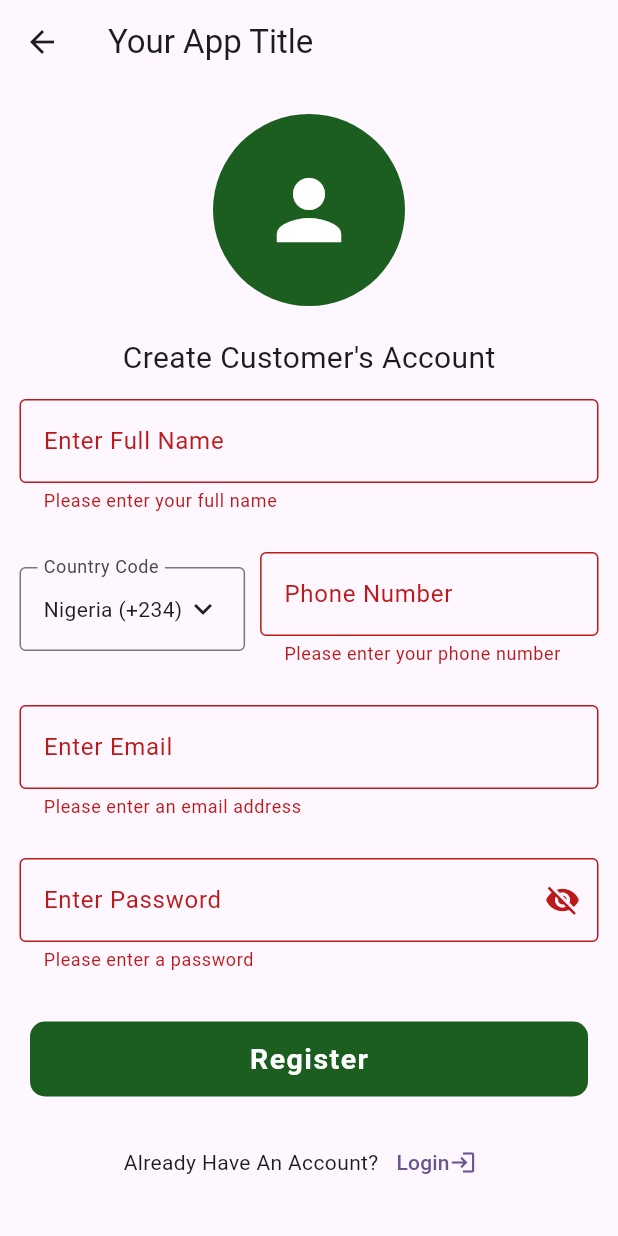
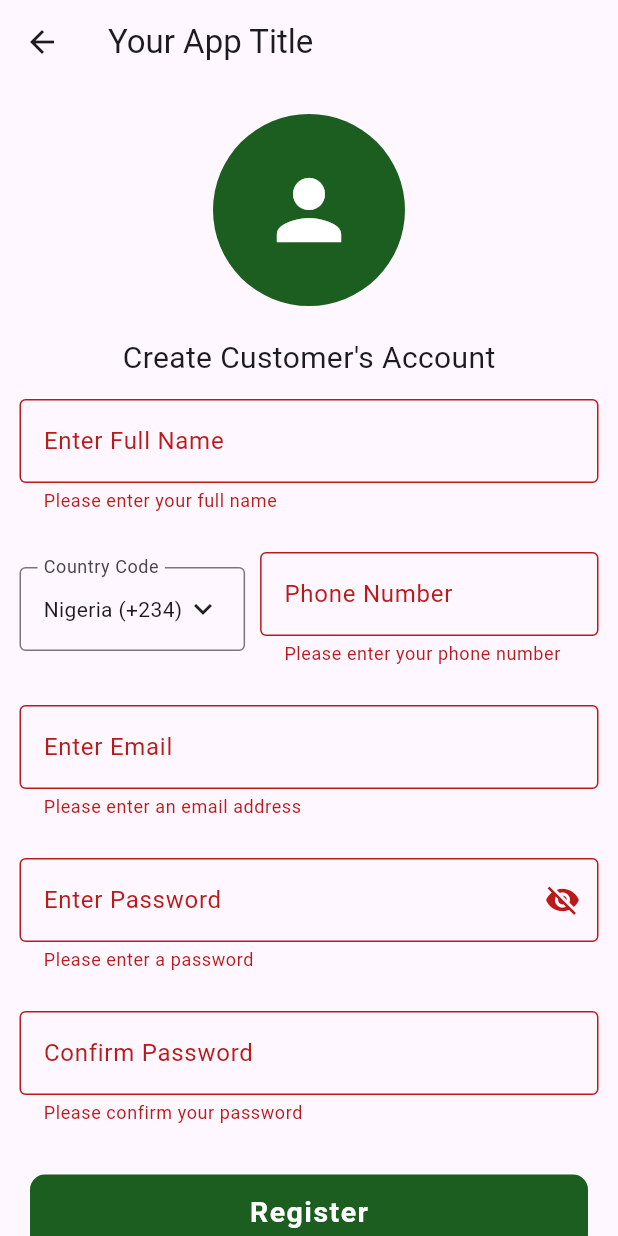
Before and after one commit to robertjmaneno/msika_wathu, a Flutter app: the RegisterScreen screen opened directly, after a tap on "Register", on a phone screen of 412 x 824 dp. Run offline on Flutter 3.47's test engine with Material 2 defaults, Android fonts, the phone set to English and light mode, and no system bars; our stand-ins replace cached_network_image, cloud_firestore, firebase_auth, firebase_core, flutter_svg; accounts and stored records are empty.

Commit message:
Added some extra features to the register screen

```diff
--- a/lib/main.dart
+++ b/lib/main.dart
@@ -1,7 +1,7 @@
 import 'package:firebase_core/firebase_core.dart';
 import 'package:flutter/material.dart';
 import 'package:msika_wathu/firebase_options.dart';
-import 'package:msika_wathu/views/buyer/auth/register_screen.dart';
+import 'package:msika_wathu/views/buyer/auth/loging_screan.dart';
 
 void main() async {
   WidgetsFlutterBinding.ensureInitialized();
@@ -23,6 +23,6 @@ class MyApp extends StatelessWidget {
           colorScheme: ColorScheme.fromSeed(seedColor: Colors.deepPurple),
           useMaterial3: true,
         ),
-        home: const RegisterScreen());
+        home: const BLoginScrean());
   }
 }
--- a/lib/views/buyer/auth/register_screen.dart
+++ b/lib/views/buyer/auth/register_screen.dart
@@ -1,10 +1,9 @@
 import 'package:flutter/material.dart';
 import 'package:msika_wathu/controllers/auth_controller.dart';
-import 'package:msika_wathu/views/buyer/auth/loging_screan.dart'; // Import the BLoginScrean
-
+import 'package:msika_wathu/views/buyer/auth/loging_screan.dart';
 
 class RegisterScreen extends StatefulWidget {
-  const RegisterScreen({super.key});
+  const RegisterScreen({Key? key});
 
   @override
   _RegisterScreenState createState() => _RegisterScreenState();
@@ -16,27 +15,34 @@ class _RegisterScreenState extends State<RegisterScreen> {
   late String fullName = '';
   late String phoneNumber = '';
   late String password = '';
+  late String confirmPassword = '';
 
   final GlobalKey<FormState> _formKey = GlobalKey<FormState>();
 
   bool isPasswordVisible = false;
   PasswordStrength passwordStrength = PasswordStrength.none;
+  bool passwordsMatch = false;
 
   _signUpUser() async {
     if (_formKey.currentState!.validate()) {
+      if (password == confirmPassword) {
         String result = await _authController.signUpUsers(
             email, fullName, phoneNumber, password);
 
         if (result == 'Success') {
-        // Registration successful, you can navigate to another screen or show a success message.
           print('Registration successful');
-        // Navigate to another screen, e.g., home screen
           // Navigator.push(context, MaterialPageRoute(builder: (context) => HomeScreen()));
         } else {
-        // Registration failed, show the error message to the user.
           print('Registration failed: $result');
-        // You can display the error message to the user, e.g., in a snackbar or dialog.
           // ScaffoldMessenger.of(context).showSnackBar(SnackBar(content: Text(result)));
+        }
+      } else {
+        ScaffoldMessenger.of(context).showSnackBar(
+          SnackBar(
+            content: Text('Passwords do not match'),
+            backgroundColor: Colors.red,
+          ),
+        );
       }
     }
   }
@@ -59,31 +65,25 @@ class _RegisterScreenState extends State<RegisterScreen> {
       }
     }
 
-    // Initialize the score to 0.
     int score = 0;
 
-    // Increment the score for each criteria met.
     if (hasUppercase) score++;
     if (hasLowercase) score++;
     if (hasSymbol) score++;
     if (hasNumber) score++;
 
-    // Passwords with less than 6 characters are considered weak.
     if (value.length < 6) {
       return PasswordStrength.weak;
     }
 
-    // Passwords with a score of 4 are considered strong.
     if (score >= 4) {
       return PasswordStrength.strong;
     }
 
-    // Passwords with a score between 2 and 3 are considered medium.
     if (score >= 2) {
       return PasswordStrength.medium;
     }
 
-    // Passwords with a score less than 2 are considered weak.
     return PasswordStrength.weak;
   }
 
@@ -91,7 +91,7 @@ class _RegisterScreenState extends State<RegisterScreen> {
   Widget build(BuildContext context) {
     return Scaffold(
       appBar: AppBar(
-        title: const Text('Your App Title'), // Set your app title here
+        title: const Text('Your App Title'),
       ),
       body: SingleChildScrollView(
         child: Center(
@@ -119,11 +119,17 @@ class _RegisterScreenState extends State<RegisterScreen> {
                   padding: const EdgeInsets.all(13.0),
                   child: TextFormField(
                     onChanged: (value) {
+                      setState(() {
                         fullName = value;
+                      });
                     },
-                    decoration: const InputDecoration(
+                    decoration: InputDecoration(
                       labelText: 'Enter Full Name',
-                      border: OutlineInputBorder(),
+                      border: OutlineInputBorder(
+                        borderSide: BorderSide(
+                          color: Colors.green,
+                        ),
+                      ),
                     ),
                     validator: (value) {
                       if (value == null || value.isEmpty) {
@@ -149,12 +155,18 @@ class _RegisterScreenState extends State<RegisterScreen> {
                         flex: 3,
                         child: TextFormField(
                           onChanged: (value) {
+                            setState(() {
                               phoneNumber = value;
+                            });
                           },
                           keyboardType: TextInputType.number,
-                          decoration: const InputDecoration(
+                          decoration: InputDecoration(
                             labelText: 'Phone Number',
-                            border: OutlineInputBorder(),
+                            border: OutlineInputBorder(
+                              borderSide: BorderSide(
+                                color: Colors.green,
+                              ),
+                            ),
                           ),
                           validator: (value) {
                             if (value == null || value.isEmpty) {
@@ -177,11 +189,17 @@ class _RegisterScreenState extends State<RegisterScreen> {
                   padding: const EdgeInsets.all(13.0),
                   child: TextFormField(
                     onChanged: (value) {
+                      setState(() {
                         email = value;
+                      });
                     },
-                    decoration: const InputDecoration(
+                    decoration: InputDecoration(
                       labelText: 'Enter Email',
-                      border: OutlineInputBorder(),
+                      border: OutlineInputBorder(
+                        borderSide: BorderSide(
+                          color: Colors.green,
+                        ),
+                      ),
                     ),
                     validator: (value) {
                       if (value == null || value.isEmpty) {
@@ -208,12 +226,17 @@ class _RegisterScreenState extends State<RegisterScreen> {
                         } else {
                           passwordStrength = PasswordStrength.none;
                         }
+                        passwordsMatch = password == confirmPassword;
                       });
                     },
                     obscureText: !isPasswordVisible,
                     decoration: InputDecoration(
                       labelText: 'Enter Password',
-                      border: const OutlineInputBorder(),
+                      border: OutlineInputBorder(
+                        borderSide: BorderSide(
+                          color: Colors.green,
+                        ),
+                      ),
                       suffixIcon: IconButton(
                         icon: Icon(
                           isPasswordVisible
@@ -226,6 +249,17 @@ class _RegisterScreenState extends State<RegisterScreen> {
                           });
                         },
                       ),
+                      suffix: passwordsMatch
+                          ? Icon(
+                              Icons.check,
+                              color: Colors.green,
+                            )
+                          : confirmPassword.isNotEmpty
+                              ? Icon(
+                                  Icons.close,
+                                  color: Colors.red,
+                                )
+                              : null,
                     ),
                     validator: (value) {
                       if (value == null || value.isEmpty) {
@@ -238,6 +272,49 @@ class _RegisterScreenState extends State<RegisterScreen> {
                     },
                     onSaved: (value) {
                       password = value!;
+                    },
+                  ),
+                ),
+                Padding(
+                  padding: const EdgeInsets.all(13.0),
+                  child: TextFormField(
+                    onChanged: (value) {
+                      setState(() {
+                        confirmPassword = value;
+                        passwordsMatch = password == confirmPassword;
+                      });
+                    },
+                    obscureText: !isPasswordVisible,
+                    decoration: InputDecoration(
+                      labelText: 'Confirm Password',
+                      border: OutlineInputBorder(
+                        borderSide: BorderSide(
+                          color: Colors.green,
+                        ),
+                      ),
+                      suffix: passwordsMatch
+                          ? Icon(
+                              Icons.check,
+                              color: Colors.green,
+                            )
+                          : confirmPassword.isNotEmpty
+                              ? Icon(
+                                  Icons.close,
+                                  color: Colors.red,
+                                )
+                              : null,
+                    ),
+                    validator: (value) {
+                      if (value == null || value.isEmpty) {
+                        return 'Please confirm your password';
+                      }
+                      if (value != password) {
+                        return 'Passwords do not match';
+                      }
+                      return null;
+                    },
+                    onSaved: (value) {
+                      confirmPassword = value!;
                     },
                   ),
                 ),
@@ -319,7 +396,7 @@ class _RegisterScreenState extends State<RegisterScreen> {
                       onPressed: () {
                         Navigator.push(context,
                             MaterialPageRoute(builder: (context) {
-                          return const BLoginScrean(); // Navigate to BLoginScrean
+                          return const BLoginScrean();
                         }));
                       },
                       child: const Row(
@@ -329,7 +406,6 @@ class _RegisterScreenState extends State<RegisterScreen> {
                         ],
                       ),
                     ),
-
                   ],
                 )
               ],
@@ -364,7 +440,7 @@ class __CountrySelectState extends State<_CountrySelect> {
   void _showCountryMenu(BuildContext context) {
     final RenderBox button = context.findRenderObject() as RenderBox;
     final RenderBox overlay =
-        Overlay.of(context).context.findRenderObject() as RenderBox;
+        Overlay.of(context)!.context.findRenderObject() as RenderBox;
 
     final RelativeRect position = RelativeRect.fromRect(
       Rect.fromPoints(
@@ -403,7 +479,6 @@ class __CountrySelectState extends State<_CountrySelect> {
           value: 'Egypt (+20)',
           child: Text('Egypt (+20)'),
         ),
-
         // Add more countries and codes here
       ],
     ).then<void>((String? value) {
@@ -422,9 +497,13 @@ class __CountrySelectState extends State<_CountrySelect> {
         _showCountryMenu(context);
       },
       child: InputDecorator(
-        decoration: const InputDecoration(
+        decoration: InputDecoration(
           labelText: 'Country Code',
-          border: OutlineInputBorder(),
+          border: OutlineInputBorder(
+            borderSide: BorderSide(
+              color: Colors.green,
+            ),
+          ),
         ),
         child: Row(
           mainAxisAlignment: MainAxisAlignment.spaceBetween,
--- a/lib/views/buyer/nav_screens/home_screen.dart
+++ b/lib/views/buyer/nav_screens/home_screen.dart
@@ -16,7 +16,7 @@ class _HomeScreenState extends State<HomeScreen> {
   Widget build(BuildContext context) {
     return SafeArea(
       child: Scaffold(
-        backgroundColor: const Color.fromARGB(255, 214, 211, 211),
+        backgroundColor: Color.fromARGB(255, 229, 227, 227),
         body: LayoutBuilder(
           builder: (context, constraints) {
             // Get the device screen width
--- a/lib/views/buyer/nav_screens/widgets/search_input_widget.dart
+++ b/lib/views/buyer/nav_screens/widgets/search_input_widget.dart
@@ -2,8 +2,8 @@ import 'package:flutter/material.dart';
 
 class SearchInputWidget extends StatelessWidget {
   const SearchInputWidget({
-    super.key,
-  });
+    Key? key, // Add the 'Key?' parameter
+  }) : super(key: key);
 
   @override
   Widget build(BuildContext context) {
@@ -15,8 +15,8 @@ class SearchInputWidget extends StatelessWidget {
           border: Border.all(color: Colors.white),
           borderRadius: BorderRadius.circular(13),
         ),
-        child: const Padding(
-          padding: EdgeInsets.only(left: 20.0),
+        child: Padding(
+          padding: const EdgeInsets.only(left: 20.0),
           child: TextField(
             decoration: InputDecoration(
               border: InputBorder.none,
@@ -25,7 +25,8 @@ class SearchInputWidget extends StatelessWidget {
               prefixIcon: Icon(
                 Icons.search,
                 size: 25,
-                )),
+              ),
+            ),
             cursorWidth: 2,
             cursorHeight: 28,
           ),
```
Lines whose indentation alone changed are shown as unchanged.
